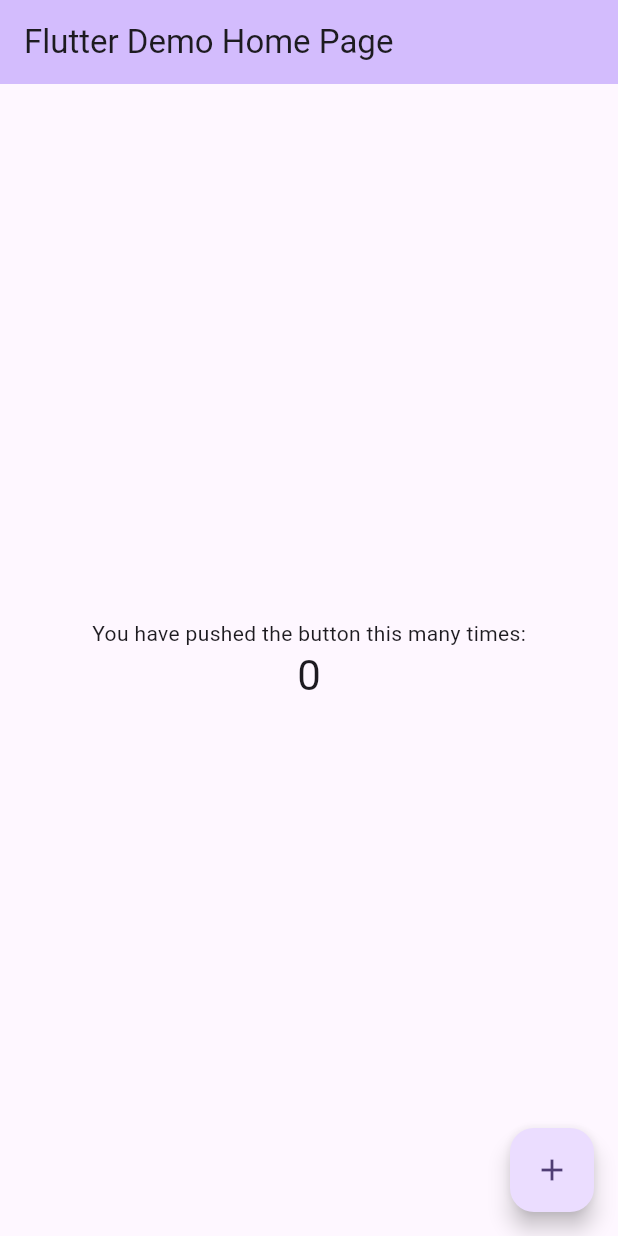
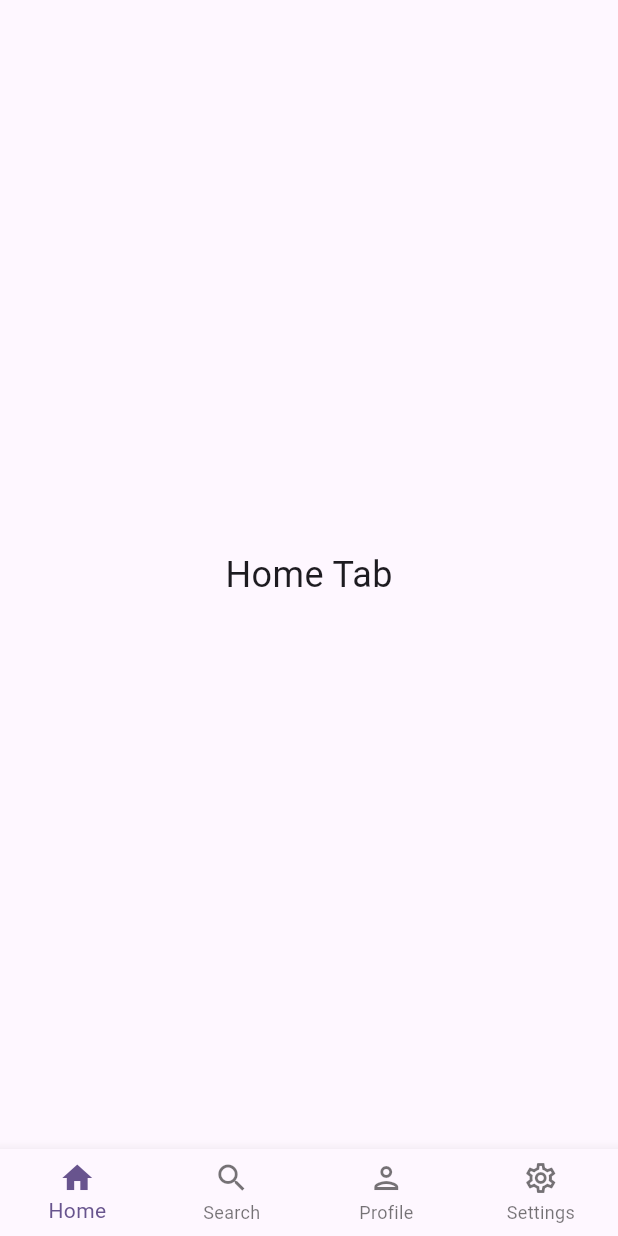
Before and after one commit to Yasin-Ahmed-Kamal-Khan/nfc_app, a Flutter app: the screen it shows after launch, on a phone screen of 412 x 824 dp. Run offline on Flutter 3.47's test engine with Material 3 defaults, Android fonts, the phone set to English and light mode, and no system bars.

Commit message:
feat: add tabs

```diff
--- /dev/null
+++ b/lib/app.dart
@@ -0,0 +1,65 @@
+import 'package:flutter/material.dart';
+import 'package:nfc_app/models/tab_item.dart';
+import 'package:nfc_app/screens/screens.dart';
+
+class App extends StatefulWidget {
+  const App({super.key});
+
+  @override
+  State<App> createState() => _AppState();
+}
+
+class _AppState extends State<App> {
+  int _currentIndex = 0;
+
+  final List<TabItem> _tabs = [
+    TabItem(
+      title: 'Home',
+      icon: Icons.home_outlined,
+      activeIcon: Icons.home,
+    ),
+    TabItem(
+      title: 'Search',
+      icon: Icons.search_outlined,
+      activeIcon: Icons.search,
+    ),
+    TabItem(
+      title: 'Profile',
+      icon: Icons.person_outlined,
+      activeIcon: Icons.person,
+    ),
+    TabItem(
+      title: 'Settings',
+      icon: Icons.settings_outlined,
+      activeIcon: Icons.settings,
+    ),
+  ];
+
+  final List<Widget> _screens = [
+    const HomeTab(),
+    const SearchTab(),
+    const ProfileTab(),
+    const SettingsTab(),
+  ];
+
+  @override
+  Widget build(BuildContext context) {
+    return Scaffold(
+      body: _screens[_currentIndex],
+      bottomNavigationBar: BottomNavigationBar(
+        currentIndex: _currentIndex,
+        onTap: (index) => setState(() => _currentIndex = index),
+        type: BottomNavigationBarType.fixed,
+        items: _tabs
+            .map(
+              (tab) => BottomNavigationBarItem(
+                icon: Icon(tab.icon),
+                activeIcon: Icon(tab.activeIcon),
+                label: tab.title,
+              ),
+            )
+            .toList(),
+      ),
+    );
+  }
+}
--- a/lib/main.dart
+++ b/lib/main.dart
@@ -1,4 +1,5 @@
 import 'package:flutter/material.dart';
+import 'app.dart';
 
 void main() {
   runApp(const MyApp());
@@ -7,116 +8,16 @@ void main() {
 class MyApp extends StatelessWidget {
   const MyApp({super.key});
 
-  // This widget is the root of your application.
   @override
   Widget build(BuildContext context) {
     return MaterialApp(
-      title: 'Flutter Demo',
+      title: 'Flutter Tabs Demo',
       theme: ThemeData(
-        // This is the theme of your application.
-        //
-        // TRY THIS: Try running your application with "flutter run". You'll see
-        // the application has a purple toolbar. Then, without quitting the app,
-        // try changing the seedColor in the colorScheme below to Colors.green
-        // and then invoke "hot reload" (save your changes or press the "hot
-        // reload" button in a Flutter-supported IDE, or press "r" if you used
-        // the command line to start the app).
-        //
-        // Notice that the counter didn't reset back to zero; the application
-        // state is not lost during the reload. To reset the state, use hot
-        // restart instead.
-        //
-        // This works for code too, not just values: Most code changes can be
-        // tested with just a hot reload.
         colorScheme: ColorScheme.fromSeed(seedColor: Colors.deepPurple),
+        useMaterial3: true,
       ),
-      home: const MyHomePage(title: 'Flutter Demo Home Page'),
+      home: const App(),
+      debugShowCheckedModeBanner: false,
     );
   }
 }
-
-class MyHomePage extends StatefulWidget {
-  const MyHomePage({super.key, required this.title});
-
-  // This widget is the home page of your application. It is stateful, meaning
-  // that it has a State object (defined below) that contains fields that affect
-  // how it looks.
-
-  // This class is the configuration for the state. It holds the values (in this
-  // case the title) provided by the parent (in this case the App widget) and
-  // used by the build method of the State. Fields in a Widget subclass are
-  // always marked "final".
-
-  final String title;
-
-  @override
-  State<MyHomePage> createState() => _MyHomePageState();
-}
-
-class _MyHomePageState extends State<MyHomePage> {
-  int _counter = 0;
-
-  void _incrementCounter() {
-    setState(() {
-      // This call to setState tells the Flutter framework that something has
-      // changed in this State, which causes it to rerun the build method below
-      // so that the display can reflect the updated values. If we changed
-      // _counter without calling setState(), then the build method would not be
-      // called again, and so nothing would appear to happen.
-      _counter++;
-    });
-  }
-
-  @override
-  Widget build(BuildContext context) {
-    // This method is rerun every time setState is called, for instance as done
-    // by the _incrementCounter method above.
-    //
-    // The Flutter framework has been optimized to make rerunning build methods
-    // fast, so that you can just rebuild anything that needs updating rather
-    // than having to individually change instances of widgets.
-    return Scaffold(
-      appBar: AppBar(
-        // TRY THIS: Try changing the color here to a specific color (to
-        // Colors.amber, perhaps?) and trigger a hot reload to see the AppBar
-        // change color while the other colors stay the same.
-        backgroundColor: Theme.of(context).colorScheme.inversePrimary,
-        // Here we take the value from the MyHomePage object that was created by
-        // the App.build method, and use it to set our appbar title.
-        title: Text(widget.title),
-      ),
-      body: Center(
-        // Center is a layout widget. It takes a single child and positions it
-        // in the middle of the parent.
-        child: Column(
-          // Column is also a layout widget. It takes a list of children and
-          // arranges them vertically. By default, it sizes itself to fit its
-          // children horizontally, and tries to be as tall as its parent.
-          //
-          // Column has various properties to control how it sizes itself and
-          // how it positions its children. Here we use mainAxisAlignment to
-          // center the children vertically; the main axis here is the vertical
-          // axis because Columns are vertical (the cross axis would be
-          // horizontal).
-          //
-          // TRY THIS: Invoke "debug painting" (choose the "Toggle Debug Paint"
-          // action in the IDE, or press "p" in the console), to see the
-          // wireframe for each widget.
-          mainAxisAlignment: MainAxisAlignment.center,
-          children: <Widget>[
-            const Text('You have pushed the button this many times:'),
-            Text(
-              '$_counter',
-              style: Theme.of(context).textTheme.headlineMedium,
-            ),
-          ],
-        ),
-      ),
-      floatingActionButton: FloatingActionButton(
-        onPressed: _incrementCounter,
-        tooltip: 'Increment',
-        child: const Icon(Icons.add),
-      ), // This trailing comma makes auto-formatting nicer for build methods.
-    );
-  }
-}
--- /dev/null
+++ b/lib/models/tab_item.dart
@@ -0,0 +1,13 @@
+import 'package:flutter/material.dart';
+
+class TabItem {
+  final String title;
+  final IconData icon;
+  final IconData activeIcon;
+
+  TabItem({
+    required this.title,
+    required this.icon,
+    required this.activeIcon,
+  });
+}
--- /dev/null
+++ b/lib/screens/screens.dart
@@ -0,0 +1,4 @@
+export 'template_tab_1.dart';
+export 'template_tab_2.dart';
+export 'template_tab_3.dart';
+export 'template_tab_4.dart';
--- /dev/null
+++ b/lib/screens/template_tab_1.dart
@@ -0,0 +1,15 @@
+import 'package:flutter/material.dart';
+
+class HomeTab extends StatelessWidget {
+  const HomeTab({super.key});
+
+  @override
+  Widget build(BuildContext context) {
+    return const Center(
+      child: Text(
+        'Home Tab',
+        style: TextStyle(fontSize: 24),
+      ),
+    );
+  }
+}
--- /dev/null
+++ b/lib/screens/template_tab_2.dart
@@ -0,0 +1,15 @@
+import 'package:flutter/material.dart';
+
+class SearchTab extends StatelessWidget {
+  const SearchTab({super.key});
+
+  @override
+  Widget build(BuildContext context) {
+    return const Center(
+      child: Text(
+        'Search Tab',
+        style: TextStyle(fontSize: 24),
+      ),
+    );
+  }
+}
--- /dev/null
+++ b/lib/screens/template_tab_3.dart
@@ -0,0 +1,15 @@
+import 'package:flutter/material.dart';
+
+class ProfileTab extends StatelessWidget {
+  const ProfileTab({super.key});
+
+  @override
+  Widget build(BuildContext context) {
+    return const Center(
+      child: Text(
+        'Profile Tab',
+        style: TextStyle(fontSize: 24),
+      ),
+    );
+  }
+}
--- /dev/null
+++ b/lib/screens/template_tab_4.dart
@@ -0,0 +1,15 @@
+import 'package:flutter/material.dart';
+
+class SettingsTab extends StatelessWidget {
+  const SettingsTab({super.key});
+
+  @override
+  Widget build(BuildContext context) {
+    return const Center(
+      child: Text(
+        'Settings Tab',
+        style: TextStyle(fontSize: 24),
+      ),
+    );
+  }
+}
```
